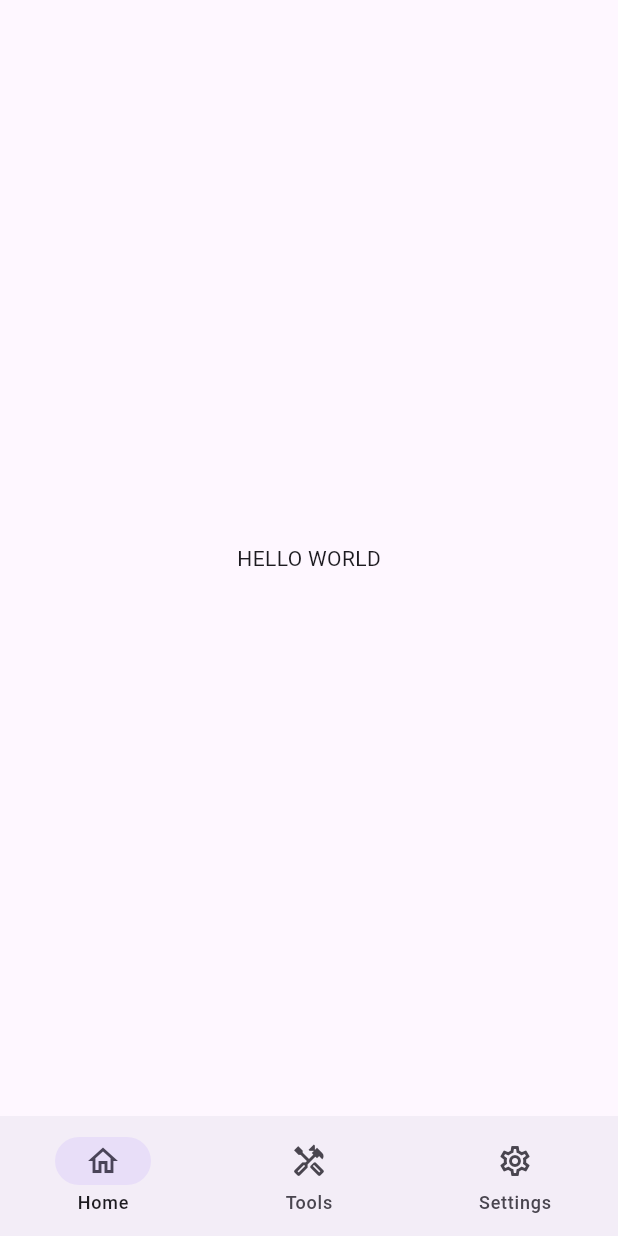
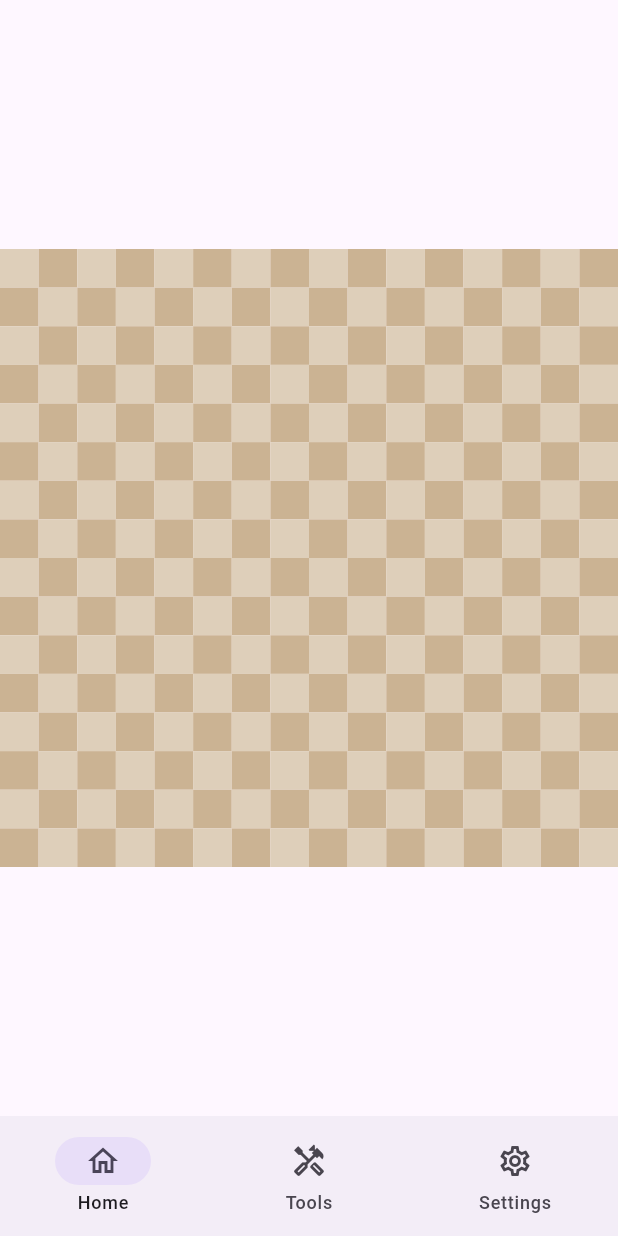
Before and after one commit to OpenSovereignChess/opensovereignchess-app, a Flutter app: the screen it shows after launch, on a phone screen of 412 x 824 dp. Run offline on Flutter 3.47's test engine with Material 3 defaults, Android fonts, the phone set to English and light mode, and no system bars; our stand-ins replace flutter_riverpod.

Commit message:
Render chessboard background

```diff
--- /dev/null
+++ b/lib/src/chessboard/chessboard.dart
@@ -0,0 +1,6 @@
+/// Sovereign Chess board module
+///
+/// Does not handle any game logic.
+/// Keep this module self-contained so we can move it into a separate
+/// package if needed.
+export 'src/widgets/board.dart';
--- /dev/null
+++ b/lib/src/chessboard/src/board_color_scheme.dart
@@ -0,0 +1,35 @@
+import 'package:flutter/widgets.dart';
+import './widgets/background.dart';
+
+/// Describes the color scheme of a [ChessboardBackground].
+///
+/// Use the `static const` members to ensure flutter doesn't rebuild the board
+/// background more than necessary.
+@immutable
+class ChessboardColorScheme {
+  const ChessboardColorScheme({
+    required this.lightSquare,
+    required this.darkSquare,
+    required this.background,
+  });
+
+  /// Light square color of the board
+  final Color lightSquare;
+
+  /// Dark square color of the board
+  final Color darkSquare;
+
+  /// Board background that defines light and dark square colors
+  final ChessboardBackground background;
+
+  static const original = ChessboardColorScheme(
+    lightSquare: Color(0xfff0d9b6),
+    darkSquare: Color(0xffb58863),
+    background: ChessboardBackground(
+      // DECFBA 222 207 186
+      lightSquare: Color.fromRGBO(222, 207, 186, 1.0),
+      // CBB393 203 179 147
+      darkSquare: Color.fromRGBO(203, 179, 147, 1.0),
+    ),
+  );
+}
--- /dev/null
+++ b/lib/src/chessboard/src/board_settings.dart
@@ -0,0 +1,18 @@
+import 'package:flutter/widgets.dart';
+
+import 'board_color_scheme.dart';
+
+/// Board settings that controls visual aspects and behavior of the board.
+///
+/// This is meant for fixed settings that don't change during a game. Sensible
+/// defaults are provided.
+@immutable
+class ChessboardSettings {
+  const ChessboardSettings({
+    // theme
+    this.colorScheme = ChessboardColorScheme.original,
+  });
+
+  /// Theme of the board
+  final ChessboardColorScheme colorScheme;
+}
--- /dev/null
+++ b/lib/src/chessboard/src/widgets/background.dart
@@ -0,0 +1,45 @@
+import 'package:flutter/widgets.dart';
+
+/// A chessboard background with solid color squares.
+class ChessboardBackground extends StatelessWidget {
+  const ChessboardBackground({
+    super.key,
+    this.coordinates = false,
+    this.sideLengthInSquares = 16,
+    required this.lightSquare,
+    required this.darkSquare,
+  });
+
+  final bool coordinates;
+  final int sideLengthInSquares;
+  final Color lightSquare;
+  final Color darkSquare;
+
+  @override
+  Widget build(BuildContext context) {
+    return Directionality(
+      textDirection: TextDirection.ltr,
+      child: SizedBox.expand(
+        child: Column(
+          children: List.generate(
+            sideLengthInSquares,
+            (rank) => Expanded(
+              child: Row(
+                children: List.generate(
+                  sideLengthInSquares,
+                  (file) => Expanded(
+                    child: Container(
+                      width: double.infinity,
+                      height: double.infinity,
+                      color: (rank + file).isEven ? lightSquare : darkSquare,
+                    ),
+                  ),
+                ),
+              ),
+            ),
+          ),
+        ),
+      ),
+    );
+  }
+}
--- /dev/null
+++ b/lib/src/chessboard/src/widgets/board.dart
@@ -0,0 +1,58 @@
+import 'package:flutter/material.dart';
+import '../board_settings.dart';
+
+/// A Sovereign Chess board widget.
+///
+/// This widget can be used to display a static board or a full interactive board.
+class Chessboard extends StatefulWidget {
+  /// Creates a new chessboard widget with interactive pieces.
+  ///
+  /// Provide a [game] state to enable interaction with the board.
+  /// The [fen] string should be updated when the position changes.
+  const Chessboard({
+    super.key,
+    required this.size,
+    this.settings = const ChessboardSettings(),
+  });
+
+  /// Size of the board in logical pixels.
+  final double size;
+
+  /// Settings that control the theme and behavior of the board.
+  final ChessboardSettings settings;
+
+  @override
+  State<Chessboard> createState() => _BoardState();
+}
+
+class _BoardState extends State<Chessboard> {
+  /// Pieces on the board.
+  //Pieces pieces = {};
+
+  @override
+  Widget build(BuildContext context) {
+    final background = widget.settings.colorScheme.background;
+
+    final List<Widget> highlightedBackground = [
+      SizedBox.square(
+        key: const ValueKey('board-background'),
+        dimension: widget.size,
+        child: background,
+      ),
+    ];
+
+    final List<Widget> objects = [
+    ];
+
+    return SizedBox.square(
+      dimension: widget.size,
+      child: Stack(
+        clipBehavior: Clip.none,
+        children: [
+          ...highlightedBackground,
+          ...objects,
+        ],
+      ),
+    );
+  }
+}
--- /dev/null
+++ b/lib/src/chessboard/src/widgets/geometry.dart
@@ -0,0 +1,3 @@
+mixin ChessboardGeometry {
+
+}
--- a/lib/src/navigation.dart
+++ b/lib/src/navigation.dart
@@ -1,4 +1,5 @@
 import 'package:flutter/material.dart';
+import 'package:opensovereignchess_app/src/chessboard/chessboard.dart';
 
 enum BottomTab {
   home,
@@ -6,7 +7,7 @@ enum BottomTab {
   settings;
 
   String get label {
-    return switch(this) {
+    return switch (this) {
       BottomTab.home => 'Home',
       BottomTab.tools => 'Tools',
       BottomTab.settings => 'Settings',
@@ -14,7 +15,7 @@ enum BottomTab {
   }
 
   IconData get icon {
-    return switch(this) {
+    return switch (this) {
       BottomTab.home => Icons.home_outlined,
       BottomTab.tools => Icons.handyman_outlined,
       BottomTab.settings => Icons.settings_outlined,
@@ -28,9 +29,7 @@ class BottomNavScaffold extends StatelessWidget {
   @override
   Widget build(BuildContext context) {
     return Scaffold(
-      body: Center(
-        child: Text('HELLO WORLD'),
-      ),
+      body: const _TestView(),
       bottomNavigationBar: NavigationBar(
         destinations: [
           for (final tab in BottomTab.values)
@@ -43,3 +42,16 @@ class BottomNavScaffold extends StatelessWidget {
     );
   }
 }
+
+class _TestView extends StatelessWidget {
+  const _TestView({super.key});
+
+  @override
+  Widget build(BuildContext context) {
+    return Center(
+      child: Chessboard(
+        size: MediaQuery.sizeOf(context).width,
+      ),
+    );
+  }
+}
```
